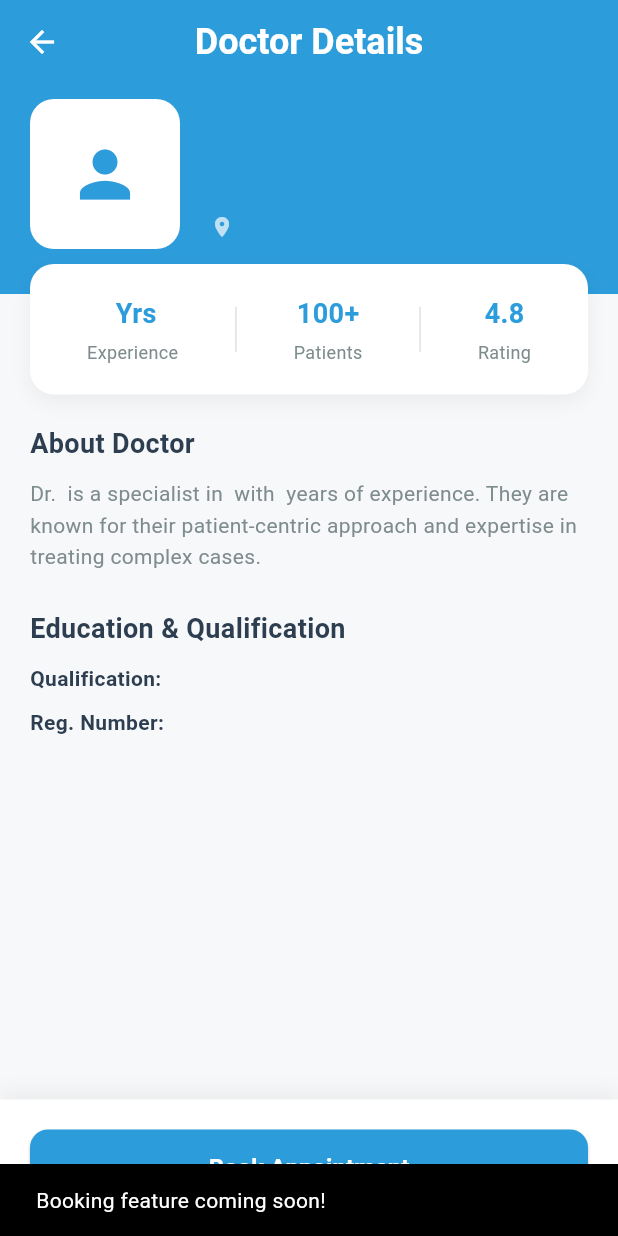
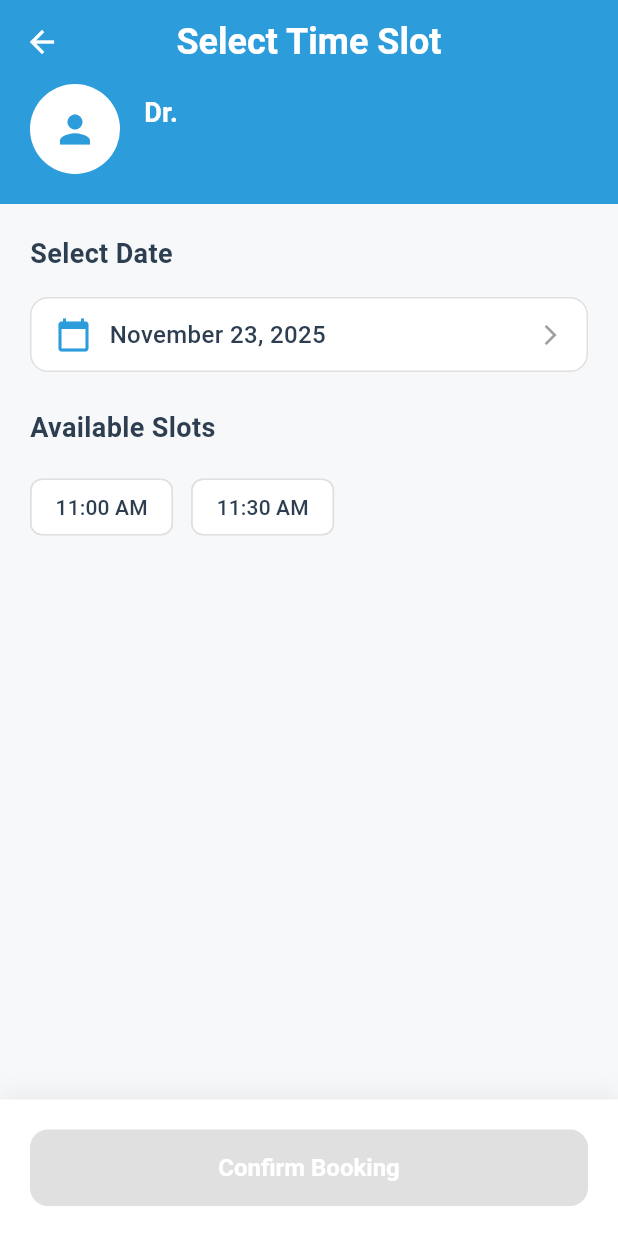
Before and after one commit to iamJABASTIN/healthcare-app, a Flutter app: the DoctorDetailsScreen screen opened directly with empty values, after a tap on "Book Appointment", on a phone screen of 412 x 824 dp. Run offline on Flutter 3.47's test engine with Material 3 defaults, Android fonts, the phone set to English and light mode, and no system bars; our stand-ins replace cloud_firestore, firebase_auth, firebase_core, geocoding, geolocator, image_picker; accounts and stored records are empty.

Commit message:
feat(booking time slot): booking time slot has been added

```diff
--- a/lib/main.dart
+++ b/lib/main.dart
@@ -9,6 +9,7 @@ import 'view_models/auth_view_model.dart';
 import 'view_models/patient_profile_view_model.dart';
 import 'view_models/doctor_profile_view_model.dart';
 import 'view_models/patient_home_view_model.dart';
+import 'view_models/booking_view_model.dart';
 import 'views/screens/auth/login_view.dart';
 
 void main() async {
@@ -31,6 +32,7 @@ class ZenThinkApp extends StatelessWidget {
         ChangeNotifierProvider(create: (_) => ProfileViewModel()),
         ChangeNotifierProvider(create: (_) => DoctorProfileViewModel()),
         ChangeNotifierProvider(create: (_) => PatientHomeViewModel()),
+        ChangeNotifierProvider(create: (_) => BookingViewModel()),
       ],
       child: MaterialApp(
         title: 'ZenThink Health',
--- /dev/null
+++ b/lib/view_models/booking_view_model.dart
@@ -0,0 +1,96 @@
+import 'package:flutter/material.dart';
+import 'package:intl/intl.dart';
+
+class BookingViewModel extends ChangeNotifier {
+  DateTime _selectedDate = DateTime.now();
+  String? _selectedSlot;
+  bool _isLoading = false;
+  List<String> _availableSlots = [];
+
+  // Getters
+  DateTime get selectedDate => _selectedDate;
+  String? get selectedSlot => _selectedSlot;
+  bool get isLoading => _isLoading;
+  List<String> get availableSlots => _availableSlots;
+
+  // Constructor
+  BookingViewModel() {
+    fetchSlots(_selectedDate);
+  }
+
+  // --- Logic: Select Date ---
+  void selectDate(DateTime date) {
+    _selectedDate = date;
+    _selectedSlot = null; // Reset slot when date changes
+    fetchSlots(date);
+  }
+
+  // --- Logic: Select Slot ---
+  void selectSlot(String slot) {
+    _selectedSlot = slot;
+    notifyListeners();
+  }
+
+  // --- Logic: Fetch Slots (Mocked) ---
+  Future<void> fetchSlots(DateTime date) async {
+    _isLoading = true;
+    notifyListeners();
+
+    // Simulate network delay
+    await Future.delayed(const Duration(milliseconds: 500));
+
+    // Mock Logic:
+    // - Weekends have fewer slots
+    // - Weekdays have standard slots
+    final isWeekend =
+        date.weekday == DateTime.saturday || date.weekday == DateTime.sunday;
+
+    List<String> allSlots;
+    if (isWeekend) {
+      allSlots = ["10:00 AM", "10:30 AM", "11:00 AM", "11:30 AM"];
+    } else {
+      allSlots = [
+        "09:00 AM",
+        "09:30 AM",
+        "10:00 AM",
+        "10:30 AM",
+        "11:00 AM",
+        "11:30 AM",
+        "02:00 PM",
+        "02:30 PM",
+        "03:00 PM",
+        "03:30 PM",
+        "04:00 PM",
+        "04:30 PM",
+        "05:00 PM",
+      ];
+    }
+
+    // Filter out past slots
+    final now = DateTime.now();
+    _availableSlots = allSlots.where((slot) {
+      try {
+        final format = DateFormat("hh:mm a");
+        final time = format.parse(slot);
+        final slotDateTime = DateTime(
+          date.year,
+          date.month,
+          date.day,
+          time.hour,
+          time.minute,
+        );
+        return slotDateTime.isAfter(now);
+      } catch (e) {
+        return true; // Keep if parsing fails
+      }
+    }).toList();
+
+    _isLoading = false;
+    notifyListeners();
+  }
+
+  // --- Logic: Format Date for UI ---
+  String getFormattedDate() {
+    return DateFormat('MMMM d, y').format(_selectedDate);
+  }
+}
--- /dev/null
+++ b/lib/views/screens/booking_screen.dart
@@ -0,0 +1,272 @@
+import 'package:flutter/material.dart';
+import 'package:provider/provider.dart';
+
+import '../../core/themes/app_colors.dart';
+import '../../view_models/booking_view_model.dart';
+import '../../data/models/doctor_model.dart';
+
+class BookingScreen extends StatefulWidget {
+  final DoctorModel doctor;
+
+  const BookingScreen({super.key, required this.doctor});
+
+  @override
+  State<BookingScreen> createState() => _BookingScreenState();
+}
+
+class _BookingScreenState extends State<BookingScreen> {
+  @override
+  void initState() {
+    super.initState();
+    // Reset or Initialize ViewModel state if needed
+    Future.microtask(() {
+      Provider.of<BookingViewModel>(
+        context,
+        listen: false,
+      ).selectDate(DateTime.now());
+    });
+  }
+
+  @override
+  Widget build(BuildContext context) {
+    return Scaffold(
+      backgroundColor: AppColors.lightGrey,
+      appBar: AppBar(
+        title: const Text("Select Time Slot"),
+        backgroundColor: AppColors.primaryBlue,
+        foregroundColor: Colors.white,
+        elevation: 0,
+      ),
+      body: Consumer<BookingViewModel>(
+        builder: (context, vm, child) {
+          return Column(
+            children: [
+              // 1. Doctor Summary Header
+              Container(
+                color: AppColors.primaryBlue,
+                padding: const EdgeInsets.fromLTRB(20, 0, 20, 20),
+                child: Row(
+                  children: [
+                    CircleAvatar(
+                      radius: 30,
+                      backgroundColor: Colors.white,
+                      backgroundImage: widget.doctor.profileImageUrl.isNotEmpty
+                          ? NetworkImage(widget.doctor.profileImageUrl)
+                          : null,
+                      child: widget.doctor.profileImageUrl.isEmpty
+                          ? const Icon(
+                              Icons.person,
+                              size: 30,
+                              color: AppColors.primaryBlue,
+                            )
+                          : null,
+                    ),
+                    const SizedBox(width: 16),
+                    Column(
+                      crossAxisAlignment: CrossAxisAlignment.start,
+                      children: [
+                        Text(
+                          "Dr. ${widget.doctor.name}",
+                          style: const TextStyle(
+                            color: Colors.white,
+                            fontSize: 18,
+                            fontWeight: FontWeight.bold,
+                          ),
+                        ),
+                        Text(
+                          widget.doctor.specialization,
+                          style: const TextStyle(color: Colors.white70),
+                        ),
+                      ],
+                    ),
+                  ],
+                ),
+              ),
+
+              Expanded(
+                child: SingleChildScrollView(
+                  padding: const EdgeInsets.all(20),
+                  child: Column(
+                    crossAxisAlignment: CrossAxisAlignment.start,
+                    children: [
+                      // 2. Date Selection (Horizontal List)
+                      const Text(
+                        "Select Date",
+                        style: TextStyle(
+                          fontSize: 18,
+                          fontWeight: FontWeight.bold,
+                          color: AppColors.textDark,
+                        ),
+                      ),
+                      const SizedBox(height: 16),
+                      InkWell(
+                        onTap: () async {
+                          final pickedDate = await showDatePicker(
+                            context: context,
+                            initialDate: vm.selectedDate,
+                            firstDate: DateTime.now(),
+                            lastDate: DateTime.now().add(
+                              const Duration(days: 30),
+                            ),
+                            builder: (context, child) {
+                              return Theme(
+                                data: Theme.of(context).copyWith(
+                                  colorScheme: const ColorScheme.light(
+                                    primary: AppColors.primaryBlue,
+                                    onPrimary: Colors.white,
+                                    onSurface: AppColors.textDark,
+                                  ),
+                                ),
+                                child: child!,
+                              );
+                            },
+                          );
+                          if (pickedDate != null) {
+                            vm.selectDate(pickedDate);
+                          }
+                        },
+                        child: Container(
+                          padding: const EdgeInsets.symmetric(
+                            horizontal: 16,
+                            vertical: 12,
+                          ),
+                          decoration: BoxDecoration(
+                            color: Colors.white,
+                            borderRadius: BorderRadius.circular(12),
+                            border: Border.all(color: Colors.grey[300]!),
+                          ),
+                          child: Row(
+                            children: [
+                              const Icon(
+                                Icons.calendar_today,
+                                color: AppColors.primaryBlue,
+                              ),
+                              const SizedBox(width: 12),
+                              Text(
+                                vm.getFormattedDate(),
+                                style: const TextStyle(
+                                  fontSize: 16,
+                                  fontWeight: FontWeight.w500,
+                                  color: AppColors.textDark,
+                                ),
+                              ),
+                              const Spacer(),
+                              const Icon(
+                                Icons.arrow_forward_ios,
+                                size: 16,
+                                color: Colors.grey,
+                              ),
+                            ],
+                          ),
+                        ),
+                      ),
+
+                      const SizedBox(height: 24),
+
+                      // 3. Slot Selection (Grid)
+                      const Text(
+                        "Available Slots",
+                        style: TextStyle(
+                          fontSize: 18,
+                          fontWeight: FontWeight.bold,
+                          color: AppColors.textDark,
+                        ),
+                      ),
+                      const SizedBox(height: 16),
+                      vm.isLoading
+                          ? const Center(
+                              child: Padding(
+                                padding: EdgeInsets.all(20.0),
+                                child: CircularProgressIndicator(),
+                              ),
+                            )
+                          : vm.availableSlots.isEmpty
+                          ? const Center(
+                              child: Text("No slots available for this date"),
+                            )
+                          : Wrap(
+                              spacing: 12,
+                              runSpacing: 12,
+                              children: vm.availableSlots.map((slot) {
+                                final isSelected = slot == vm.selectedSlot;
+                                return ChoiceChip(
+                                  label: Text(slot),
+                                  selected: isSelected,
+                                  onSelected: (selected) {
+                                    vm.selectSlot(slot);
+                                  },
+                                  selectedColor: AppColors.primaryBlue,
+                                  labelStyle: TextStyle(
+                                    color: isSelected
+                                        ? Colors.white
+                                        : AppColors.textDark,
+                                    fontWeight: FontWeight.w500,
+                                  ),
+                                  backgroundColor: Colors.white,
+                                  shape: RoundedRectangleBorder(
+                                    borderRadius: BorderRadius.circular(8),
+                                    side: BorderSide(
+                                      color: isSelected
+                                          ? AppColors.primaryBlue
+                                          : Colors.grey[300]!,
+                                    ),
+                                  ),
+                                );
+                              }).toList(),
+                            ),
+                    ],
+                  ),
+                ),
+              ),
+
+              // 4. Bottom Button
+              Container(
+                padding: const EdgeInsets.all(20),
+                decoration: BoxDecoration(
+                  color: Colors.white,
+                  boxShadow: [
+                    BoxShadow(
+                      color: Colors.black.withOpacity(0.05),
+                      blurRadius: 10,
+                      offset: const Offset(0, -5),
+                    ),
+                  ],
+                ),
+                child: ElevatedButton(
+                  onPressed: vm.selectedSlot == null
+                      ? null
+                      : () {
+                          // TODO: Proceed to Confirmation
+                          ScaffoldMessenger.of(context).showSnackBar(
+                            SnackBar(
+                              content: Text(
+                                "Booking for ${vm.getFormattedDate()} at ${vm.selectedSlot}",
+                              ),
+                            ),
+                          );
+                        },
+                  style: ElevatedButton.styleFrom(
+                    backgroundColor: AppColors.primaryBlue,
+                    disabledBackgroundColor: Colors.grey[300],
+                    minimumSize: const Size(double.infinity, 50),
+                    shape: RoundedRectangleBorder(
+                      borderRadius: BorderRadius.circular(12),
+                    ),
+                  ),
+                  child: const Text(
+                    "Confirm Booking",
+                    style: TextStyle(
+                      fontSize: 16,
+                      fontWeight: FontWeight.bold,
+                      color: Colors.white,
+                    ),
+                  ),
+                ),
+              ),
+            ],
+          );
+        },
+      ),
+    );
+  }
+}
--- a/lib/views/screens/doctor_details_screen.dart
+++ b/lib/views/screens/doctor_details_screen.dart
@@ -1,6 +1,7 @@
 import 'package:flutter/material.dart';
 import '../../core/themes/app_colors.dart';
 import '../../data/models/doctor_model.dart';
+import 'booking_screen.dart';
 
 class DoctorDetailsScreen extends StatelessWidget {
   final DoctorModel doctor;
@@ -187,9 +188,11 @@ class DoctorDetailsScreen extends StatelessWidget {
         ),
         child: ElevatedButton(
           onPressed: () {
-            // TODO: Navigate to Booking Screen
-            ScaffoldMessenger.of(context).showSnackBar(
-              const SnackBar(content: Text("Booking feature coming soon!")),
+            Navigator.push(
+              context,
+              MaterialPageRoute(
+                builder: (context) => BookingScreen(doctor: doctor),
+              ),
             );
           },
           style: ElevatedButton.styleFrom(
--- a/pubspec.yaml
+++ b/pubspec.yaml
@@ -45,6 +45,7 @@ dependencies:
   geocoding: ^3.0.0
   image_picker: ^1.0.0
   http: ^1.1.0
+  intl: ^0.19.0
 
 dev_dependencies:
   flutter_test:
```
Also changed, not shown: pubspec.lock.
